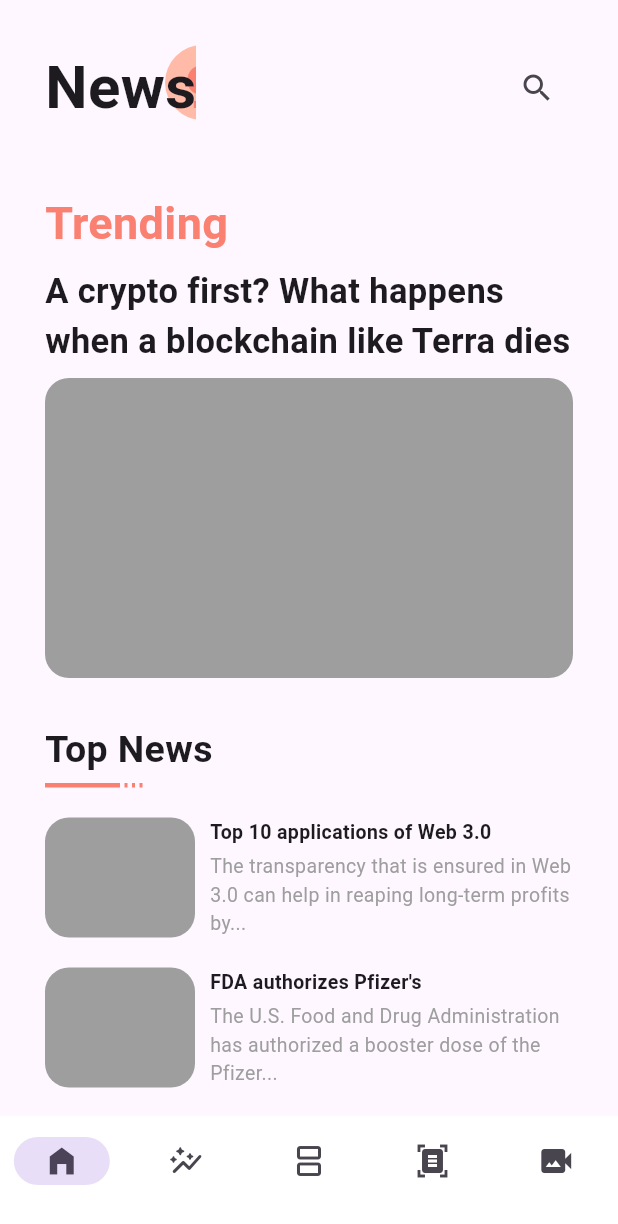
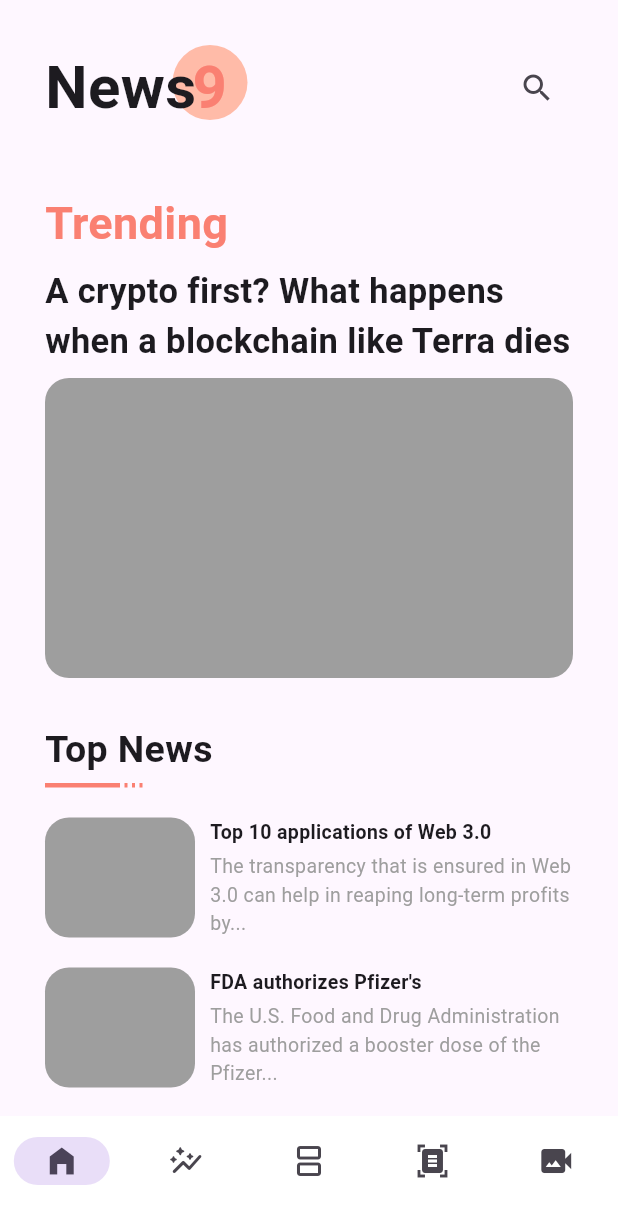
Before and after one commit to GuiPPDDH/CompassFirstApp, a Flutter app: the screen it shows after launch, on a phone screen of 412 x 824 dp. Shown: the top 1224 px of the screen. Run offline on Flutter 3.47's test engine with Material 3 defaults, Android fonts, the phone set to English and light mode, and no system bars.

Commit message:
bugfix: Corrigido bug onde a logo News não mostrava por completo no layout

```diff
--- a/lib/pages/widgets/my_appbar_widget.dart
+++ b/lib/pages/widgets/my_appbar_widget.dart
@@ -7,10 +7,12 @@ class MyAppBar extends StatelessWidget {
 
   @override
   Widget build(BuildContext context) {
-    return Stack(
+    return SizedBox(
+      width: 140,
+      child: Stack(
         children: [
           Positioned(
-          left: 80,
+            left: 85,
             child: Container(
               width: 50,
               height: 50,
@@ -37,6 +39,7 @@ class MyAppBar extends StatelessWidget {
             ),
           ),
         ],
+      ),
     );
   }
 }
```
Lines whose indentation alone changed are shown as unchanged.
